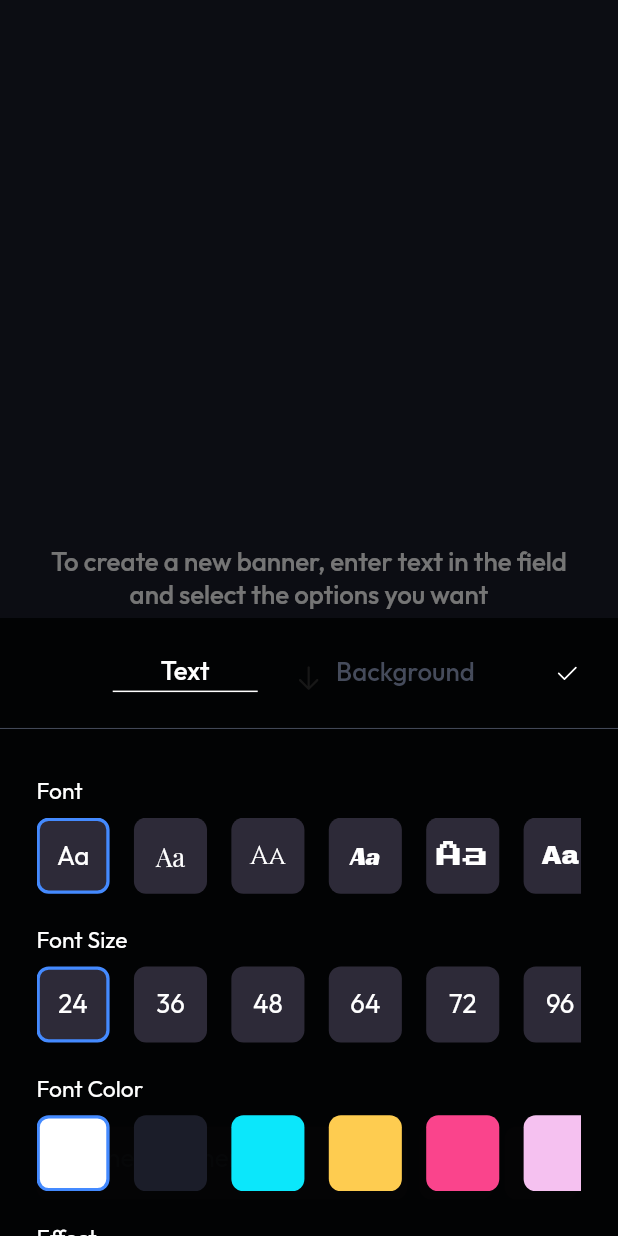
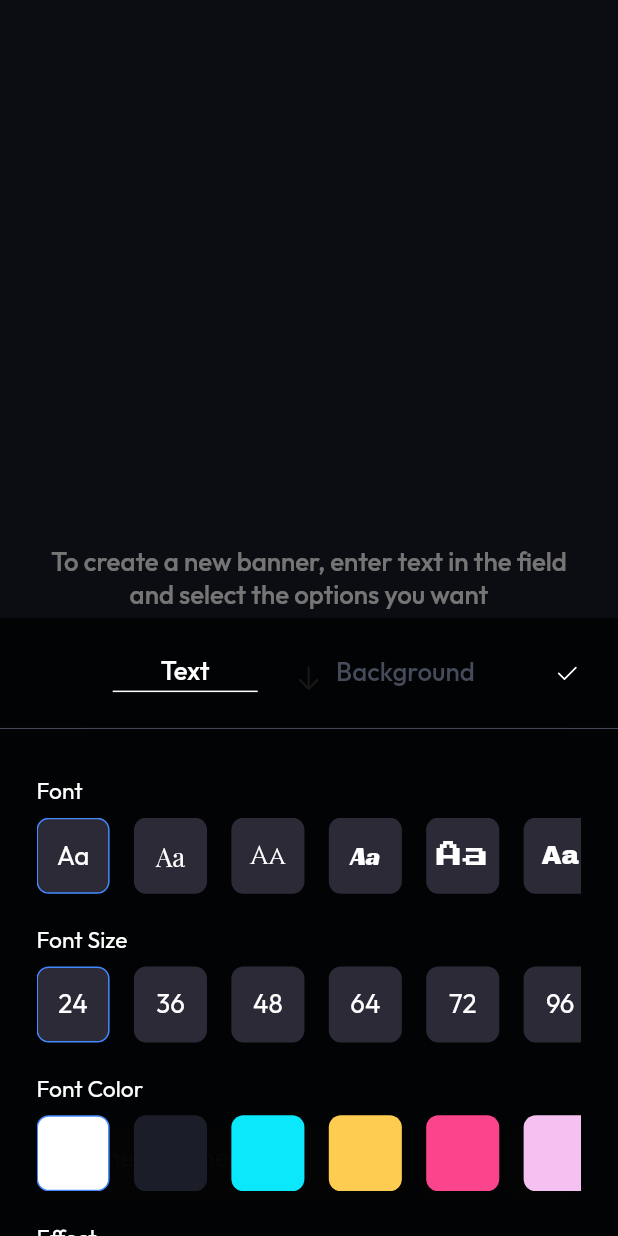
Before and after one commit to xayom1996/led_banner, a Flutter app: the BannerPage screen opened directly, after a tap on an icon or button, on a phone screen of 412 x 824 dp. Run offline on Flutter 3.47's test engine with Material 2 defaults, Android fonts, the phone set to English and light mode, and no system bars; our stand-ins replace flutter_screenutil, flutter_svg, get, google_fonts, in_app_review, marquee and 1 more.

Commit message:
fix bugs

```diff
--- a/lib/controllers/dashboard_controller.dart
+++ b/lib/controllers/dashboard_controller.dart
@@ -7,7 +7,7 @@ import 'package:led_banner/pages/templates_page.dart';
 
 class DashboardController extends GetxController {
   static DashboardController get to => Get.find(tag: 'dashboard');
-  var tabIndex = 0.obs;
+  var tabIndex = 1.obs;
   List<Widget>? pages;
 
   @override
--- a/lib/localization_service.dart
+++ b/lib/localization_service.dart
@@ -12,7 +12,7 @@ class LocalizationService extends Translations {
   static final locale = Locale('en', 'US');
 
   // fallbackLocale saves the day when the locale gets in trouble
-  static final fallbackLocale = Locale('tr', 'TR');
+  static final fallbackLocale = Locale('en', 'US');
 
   // Supported languages
   // Needs to be same order with locales
--- a/lib/main.dart
+++ b/lib/main.dart
@@ -6,6 +6,7 @@ import 'package:get/get.dart';
 import 'package:led_banner/controllers/dashboard_bindings.dart';
 import 'package:led_banner/localization_service.dart';
 import 'package:led_banner/pages/splash_page.dart';
+import 'package:led_banner/utils/utils.dart';
 
 void main(){
   runApp(const MyApp());
@@ -20,7 +21,7 @@ class MyApp extends StatelessWidget {
       designSize: const Size(375, 812),
       builder: () => GetMaterialApp(
         debugShowCheckedModeBanner: false,
-        locale: window.locale,
+        locale: locales.contains(window.locale) ? window.locale : Locale('en', 'US'),
         fallbackLocale: LocalizationService.fallbackLocale,
         translations: LocalizationService(),
         title: "Led Banner",
--- a/lib/pages/banner_page.dart
+++ b/lib/pages/banner_page.dart
@@ -9,6 +9,7 @@ import 'package:get/get.dart';
 import 'package:led_banner/models/banner.dart';
 import 'package:led_banner/theme/color_theme.dart';
 import 'package:led_banner/theme/text_theme.dart';
+import 'package:led_banner/widgets/list_view_banner_text.dart';
 import 'package:led_banner/widgets/video_background_container.dart';
 import 'package:led_banner/widgets/banner_text.dart';
 import 'package:led_banner/widgets/custom_bottom_sheet.dart';
@@ -47,7 +48,10 @@ class BannerPage extends StatelessWidget {
             Align(
               alignment: Alignment.center,
               child: bannerText.value != ''
-                ? parameters.value.gradient != null
+                ? Obx(() => ListViewBannerText(
+                  speed: parameters.value.speed!,
+                  textDirections: parameters.value.textDirections,
+                  child: parameters.value.gradient != null
                     ? ShaderMask(
                         blendMode: BlendMode.srcIn,
                         shaderCallback: (bounds) => parameters.value.gradient!.createShader(
@@ -61,7 +65,8 @@ class BannerPage extends StatelessWidget {
                     : BannerText(
                           text: bannerText.value,
                           parameters: parameters.value
-                    )
+                      ),
+                ))
                 : Padding(
                     padding: EdgeInsets.all(24.sp),
                     child: Column(
@@ -87,15 +92,6 @@ class BannerPage extends StatelessWidget {
                     ),
                   ),
             ),
-            // Marquee(
-            //   text: 'Hello',
-            //   velocity: 200,
-            //   blankSpace: MediaQuery.of(context).size.width,
-            //   scrollAxis: Axis.horizontal,
-            //   style: headline.copyWith(
-            //       color: Colors.white
-            //   ),
-            // ),
 
             if (isTemplate)
               Positioned(
--- a/lib/pages/templates_page.dart
+++ b/lib/pages/templates_page.dart
@@ -31,7 +31,7 @@ class TemplatesPage extends StatelessWidget {
       shadows: <Shadow>[
         Shadow(
           offset: Offset(0, 0),
-          blurRadius: 4.sp,
+          blurRadius: 20.sp,
           color: Colors.white,
         ),
       ],
--- a/lib/utils/utils.dart
+++ b/lib/utils/utils.dart
@@ -39,7 +39,7 @@ final effects = [
   <Shadow>[
     Shadow(
       offset: Offset(0, 0),
-      blurRadius: 4.sp,
+      blurRadius: 20.sp,
       color: Colors.white,
     ),
   ],
@@ -57,3 +57,10 @@ final backgroundColors = [Color(0xff1B1D29), Color(0xff331A38), Color(0xff142F48
 
 final dynamicBackgrounds = [];
 final abstractBackgrounds = [];
+
+final List<Locale> locales = [
+  Locale('en', 'US'),
+  Locale('ja', 'JP'),
+  Locale('ko', 'KR'),
+  Locale('zh', 'CN'),
+];
--- a/lib/widgets/custom_bottom_sheet.dart
+++ b/lib/widgets/custom_bottom_sheet.dart
@@ -247,10 +247,10 @@ class CustomBottomSheet extends StatelessWidget {
                                 child: Rectangle(
                                   isActive: parameters.value.shadows!.isNotEmpty,
                                   onTap: () {
-                                    parameters.value.shadows = const <Shadow>[
+                                    parameters.value.shadows = <Shadow>[
                                       Shadow(
                                         offset: Offset(0, 0),
-                                        blurRadius: 4.0,
+                                        blurRadius: 20.sp,
                                         color: Colors.white,
                                       ),
                                     ];
@@ -262,10 +262,10 @@ class CustomBottomSheet extends StatelessWidget {
                                         fontSize: 17.sp,
                                         fontFamily: 'Outfit',
                                         color: Colors.white,
-                                        shadows: const <Shadow>[
+                                        shadows: <Shadow>[
                                           Shadow(
                                             offset: Offset(0, 0),
-                                            blurRadius: 4.0,
+                                            blurRadius: 20.sp,
                                             color: Colors.white,
                                           ),
                                         ],
--- a/lib/widgets/rectangle.dart
+++ b/lib/widgets/rectangle.dart
@@ -23,7 +23,7 @@ class Rectangle extends StatelessWidget {
           color: color,
           gradient: gradient,
           borderRadius: BorderRadius.all(Radius.circular(8.sp)),
-          border: isActive ? Border.all(color: Colors.blueAccent, width: 2.w) : null,
+          border: isActive ? Border.all(color: Colors.blueAccent, width: 1) : null,
         ),
         child: Center(
           child: child,
```
Also changed, not shown: lib/widgets/banner_text.dart (+20 -8 lines), lib/widgets/list_view_banner_text.dart (added, +33 -0 lines), pubspec.yaml (+8 -2 lines), assets/logos/amazon.svg (deleted), assets/logos/facebook.svg (deleted), assets/logos/google.svg (deleted), assets/logos/instagram.svg (deleted), assets/logos/reddit.svg (deleted), assets/logos/twitter.svg (deleted), assets/logos/web.png (deleted), assets/logos/youtube.svg (deleted), pubspec.lock, 22 other files. Lines whose indentation alone changed are shown as unchanged.
